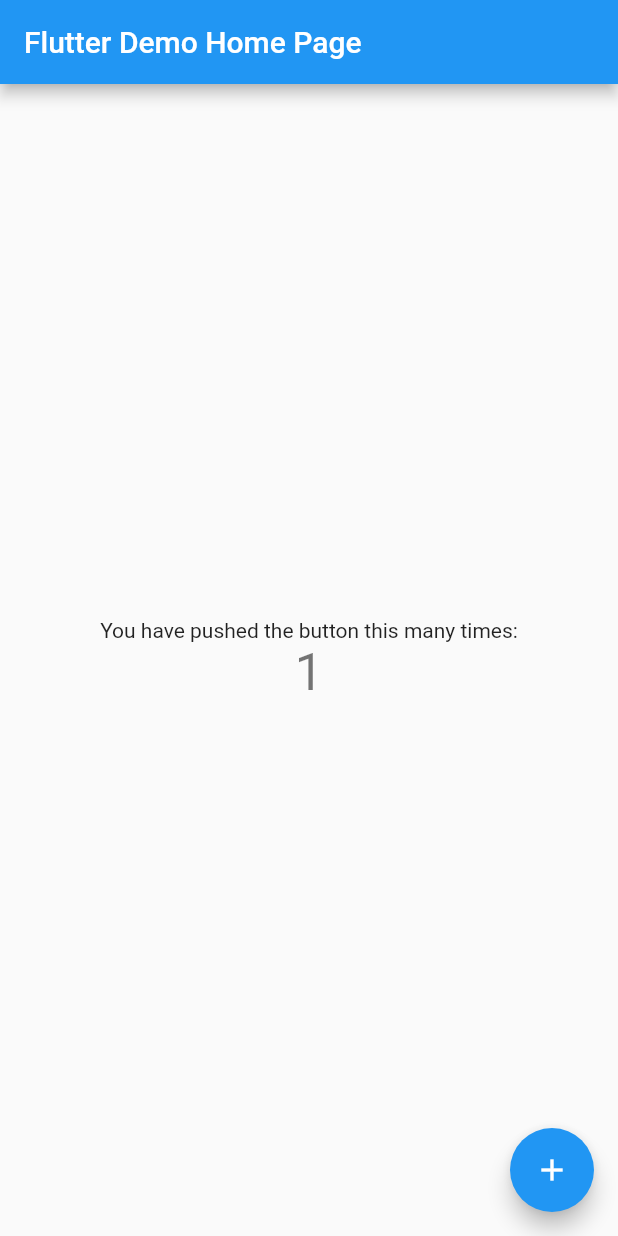
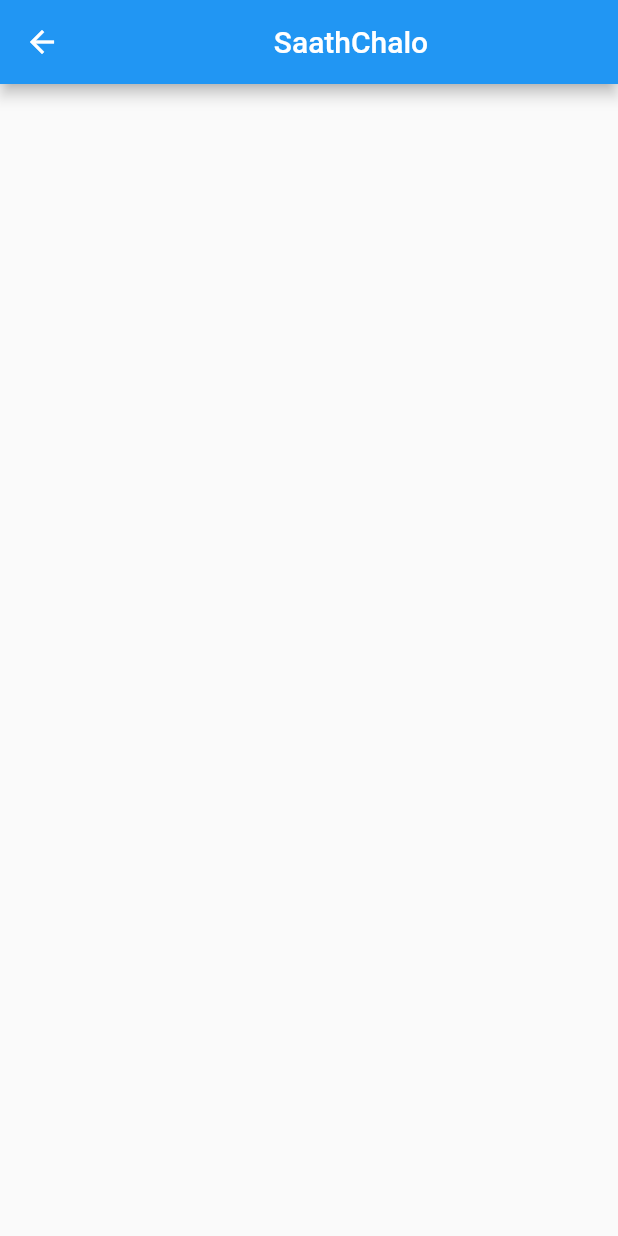
Before and after one commit to SyedAhris/saath-chalo, a Flutter app: the screen it shows after launch, after a tap on the "add" icon, on a phone screen of 412 x 824 dp. Run offline on Flutter 3.47's test engine with Material 2 defaults, Android fonts, the phone set to English and light mode, and no system bars; our stand-ins replace hexcolor; statements that could not run were skipped.

Commit message:
1st commit

```diff
--- a/lib/main.dart
+++ b/lib/main.dart
@@ -1,4 +1,6 @@
 import 'package:flutter/material.dart';
+import 'package:flutterdemo/pages/login_page_passenger.dart';
+import 'package:hexcolor/hexcolor.dart';
 
 void main() {
   runApp(const MyApp());
@@ -12,7 +14,7 @@
     return MaterialApp(
       title: 'Flutter Demo',
       theme: ThemeData(
-        primarySwatch: Colors.blue,
+        primarySwatch: Color(),
       ),
       home: const MyHomePage(title: 'Flutter Demo Home Page'),
     );
@@ -58,8 +60,10 @@
         ),
       ),
       floatingActionButton: FloatingActionButton(
-        onPressed: _incrementCounter,
-        tooltip: 'Increment',
+        onPressed: (){
+          Navigator.of(context).push(MaterialPageRoute(builder: (context)=>LoginPagePassenger())
+          );
+        },
         child: const Icon(Icons.add),
       ),
     );
--- /dev/null
+++ b/lib/pages/login_page_passenger.dart
@@ -0,0 +1,23 @@
+import 'package:flutter/material.dart';
+
+class LoginPagePassenger extends StatefulWidget {
+  const LoginPagePassenger({Key? key}) : super(key: key);
+
+  @override
+  State<LoginPagePassenger> createState() => _LoginPagePassengerState();
+}
+
+class _LoginPagePassengerState extends State<LoginPagePassenger> {
+  @override
+  Widget build(BuildContext context) {
+    return Scaffold(
+      appBar: AppBar(
+        title: const Center(child: Text('SaathChalo')),
+
+      ),
+      body: Center(
+
+      ),
+    );
+  }
+}
--- a/pubspec.yaml
+++ b/pubspec.yaml
@@ -31,6 +31,7 @@
 dependencies:
   flutter:
     sdk: flutter
+  hexcolor: ^3.0.1
 
 
   # The following adds the Cupertino Icons font to your application.
```
Also changed, not shown: pubspec.lock.
